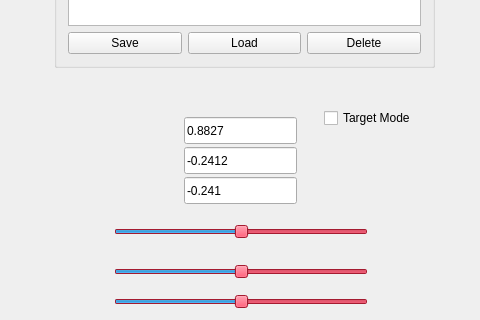
First picture: the form in gui/ArmGui/armcontrolgui.ui, repository lar-lab-unibo/lar_tools, before the edit; both pictures show x 476 to 956 and y 320 to 640 of the 1129 by 745 pixel window.
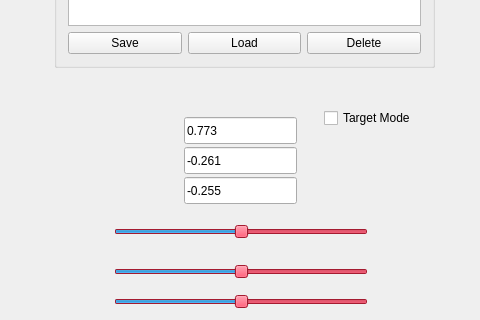
Second picture: the form after the edit.

Commit message: DEMO GRIPPER

Diff of the .ui file:
```diff
--- a/gui/ArmGui/armcontrolgui.ui
+++ b/gui/ArmGui/armcontrolgui.ui
@@ -4228,7 +4228,7 @@
      </rect>
     </property>
     <property name="text">
-     <string>0.8827</string>
+     <string>0.773</string>
     </property>
    </widget>
    <widget class="QLineEdit" name="test_target_y">
@@ -4241,7 +4241,7 @@
      </rect>
     </property>
     <property name="text">
-     <string>-0.2412</string>
+     <string>-0.261</string>
     </property>
    </widget>
    <widget class="QLineEdit" name="test_target_z">
@@ -4254,7 +4254,7 @@
      </rect>
     </property>
     <property name="text">
-     <string>-0.241</string>
+     <string>-0.255</string>
     </property>
    </widget>
    <widget class="QSlider" name="test_slider_target_azimuth">
```
The commit also changes 2 other files.
